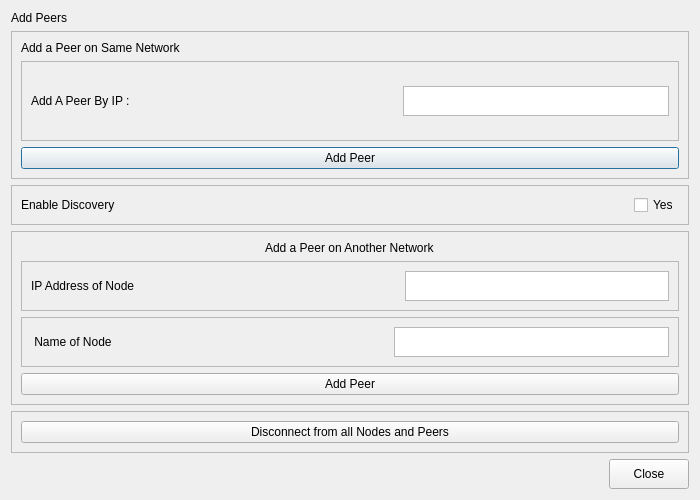
First picture: the form in inshtant_meshenger/inshtant_meshenger_gui/addpeer.ui, repository k3an3/InshtantMeshenger, before the edit.
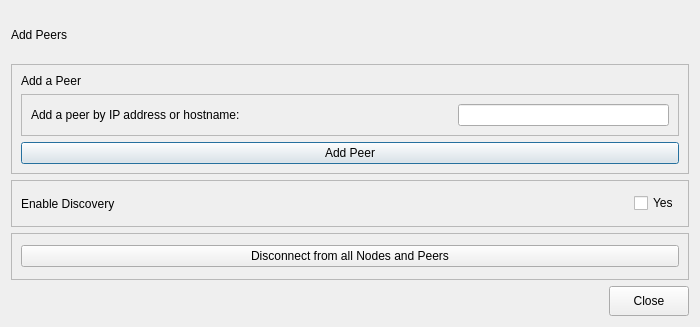
Second picture: the form after the edit.

Commit message: Fix the stupid button and stuff

```diff
--- a/inshtant_meshenger/inshtant_meshenger_gui/addpeer.ui
+++ b/inshtant_meshenger/inshtant_meshenger_gui/addpeer.ui
@@ -7,7 +7,7 @@
     <x>0</x>
     <y>0</y>
     <width>700</width>
-    <height>500</height>
+    <height>327</height>
    </rect>
   </property>
   <property name="windowTitle">
@@ -33,7 +33,7 @@
       <item>
        <widget class="QLabel" name="label_2">
         <property name="text">
-         <string>Add a Peer on Same Network</string>
+         <string>Add a Peer</string>
         </property>
        </widget>
       </item>
@@ -55,7 +55,7 @@
             </size>
            </property>
            <property name="text">
-            <string>Add A Peer By IP :</string>
+            <string>Add a peer by IP address or hostname:</string>
            </property>
           </widget>
          </item>
@@ -73,20 +73,7 @@
           </spacer>
          </item>
          <item>
-          <widget class="QTextEdit" name="IP_To_Add_Same">
-           <property name="minimumSize">
-            <size>
-             <width>80</width>
-             <height>30</height>
-            </size>
-           </property>
-           <property name="maximumSize">
-            <size>
-             <width>300</width>
-             <height>30</height>
-            </size>
-           </property>
-          </widget>
+          <widget class="QLineEdit" name="host_to_add"/>
          </item>
         </layout>
        </widget>
@@ -146,140 +133,6 @@
      </layout>
     </widget>
    </item>
-   <item>
-    <widget class="QFrame" name="frame_6">
-     <property name="frameShape">
-      <enum>QFrame::StyledPanel</enum>
-     </property>
-     <property name="frameShadow">
-      <enum>QFrame::Raised</enum>
-     </property>
-     <layout class="QVBoxLayout" name="verticalLayout_3">
-      <item alignment="Qt::AlignHCenter">
-       <widget class="QLabel" name="label">
-        <property name="text">
-         <string>Add a Peer on Another Network</string>
-        </property>
-       </widget>
-      </item>
-      <item>
-       <widget class="QFrame" name="frame_3">
-        <property name="frameShape">
-         <enum>QFrame::StyledPanel</enum>
-        </property>
-        <property name="frameShadow">
-         <enum>QFrame::Raised</enum>
-        </property>
-        <layout class="QHBoxLayout" name="horizontalLayout_2">
-         <item>
-          <widget class="QLabel" name="label_5">
-           <property name="maximumSize">
-            <size>
-             <width>16777215</width>
-             <height>50</height>
-            </size>
-           </property>
-           <property name="text">
-            <string>IP Address of Node</string>
-           </property>
-          </widget>
-         </item>
-         <item>
-          <spacer name="horizontalSpacer_5">
-           <property name="orientation">
-            <enum>Qt::Horizontal</enum>
-           </property>
-           <property name="sizeHint" stdset="0">
-            <size>
-             <width>40</width>
-             <height>20</height>
-            </size>
-           </property>
-          </spacer>
-         </item>
-         <item>
-          <widget class="QTextEdit" name="IP_To_Add_Differn">
-           <property name="minimumSize">
-            <size>
-             <width>80</width>
-             <height>30</height>
-            </size>
-           </property>
-           <property name="maximumSize">
-            <size>
-             <width>300</width>
-             <height>30</height>
-            </size>
-           </property>
-          </widget>
-         </item>
-        </layout>
-       </widget>
-      </item>
-      <item>
-       <widget class="QFrame" name="frame_4">
-        <property name="frameShape">
-         <enum>QFrame::StyledPanel</enum>
-        </property>
-        <property name="frameShadow">
-         <enum>QFrame::Raised</enum>
-        </property>
-        <layout class="QHBoxLayout" name="horizontalLayout_3">
-         <item>
-          <widget class="QLabel" name="label_3">
-           <property name="maximumSize">
-            <size>
-             <width>16777215</width>
-             <height>50</height>
-            </size>
-           </property>
-           <property name="text">
-            <string> Name of Node</string>
-           </property>
-          </widget>
-         </item>
-         <item>
-          <spacer name="horizontalSpacer_3">
-           <property name="orientation">
-            <enum>Qt::Horizontal</enum>
-           </property>
-           <property name="sizeHint" stdset="0">
-            <size>
-             <width>40</width>
-             <height>20</height>
-            </size>
-           </property>
-          </spacer>
-         </item>
-         <item>
-          <widget class="QTextEdit" name="textEdit_3">
-           <property name="minimumSize">
-            <size>
-             <width>80</width>
-             <height>30</height>
-            </size>
-           </property>
-           <property name="maximumSize">
-            <size>
-             <width>300</width>
-             <height>30</height>
-            </size>
-           </property>
-          </widget>
-         </item>
-        </layout>
-       </widget>
-      </item>
-      <item>
-       <widget class="QPushButton" name="Add_a_Peer_different_net">
-        <property name="text">
-         <string>Add Peer</string>
-        </property>
-       </widget>
-      </item>
-     </layout>
-    </widget>
-   </item>
    <item>
     <widget class="QFrame" name="frame_5">
      <property name="frameShape">
```
Left out of the diff: 5 changed lines with no effect on the pictures. The commit also changes 4 other files.
